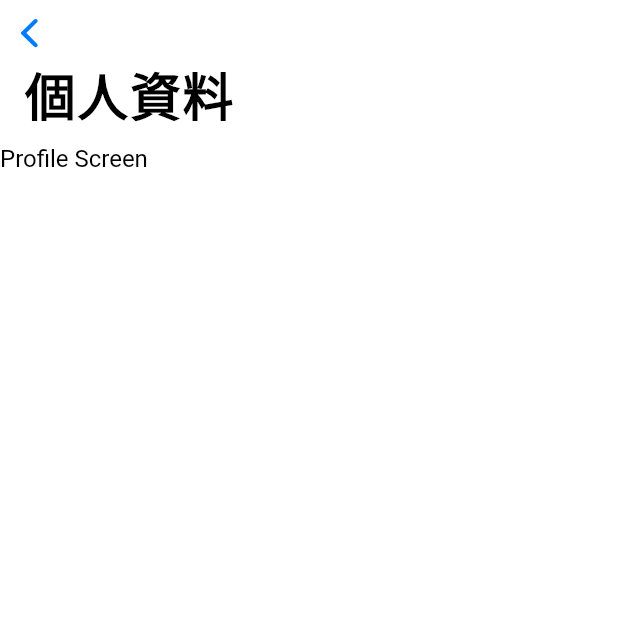
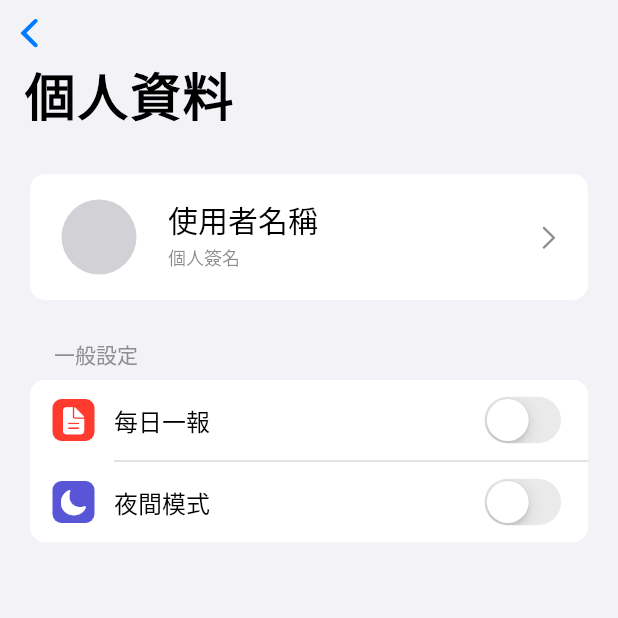
Before and after one commit to ChungHanLin/micro_news_tutorial, a Flutter app: the ProfileScreen screen opened directly, on a phone screen of 412 x 824 dp, the top half of it. Run offline on Flutter 3.47's test engine with Material 2 defaults, Android fonts, the phone set to English and light mode, and no system bars; our stand-ins replace firebase_auth, firebase_core, google_sign_in; accounts and stored records are empty; network calls fail; Roboto replaces fonts that are missing (GenSenRounded).

Commit message:
update: day21

```diff
--- a/lib/views/screens/profile_screen.dart
+++ b/lib/views/screens/profile_screen.dart
@@ -1,18 +1,83 @@
 import 'package:flutter/cupertino.dart';
+import 'package:micro_news_tutorial/views/widgets/profile_card.dart';
 
-class ProfileScreen extends StatelessWidget {
+class ProfileScreen extends StatefulWidget {
   const ProfileScreen({super.key});
 
   @override
+  State<ProfileScreen> createState() => _ProfileScreenState();
+}
+
+class _ProfileScreenState extends State<ProfileScreen> {
+  bool _isDailyReport = false;
+  bool _isDarkMode = false;
+
+  @override
   Widget build(BuildContext context) {
-    return const CupertinoPageScaffold(
+    return CupertinoPageScaffold(
+        backgroundColor: CupertinoColors.systemGroupedBackground,
         child: CustomScrollView(slivers: [
-      CupertinoSliverNavigationBar(
-          largeTitle: Text(
-            '個人資料',
+          const CupertinoSliverNavigationBar(
+            largeTitle: Text(
+              '個人資料',
+            ),
+            backgroundColor: CupertinoColors.systemGroupedBackground,
+            border: null,
           ),
-          backgroundColor: CupertinoColors.white),
-      SliverToBoxAdapter(child: Text('Profile Screen'))
-    ]));
+          SliverToBoxAdapter(
+              child: Column(
+            children: [
+              const ProfileCard(),
+              CupertinoListSection.insetGrouped(
+                header: const Padding(
+                  padding: EdgeInsets.fromLTRB(16, 0, 0, 0),
+                  child: Text('一般設定',
+                      style: TextStyle(
+                          fontSize: 14,
+                          color: CupertinoColors.systemGrey,
+                          fontWeight: FontWeight.w500)),
+                ),
+                children: [
+                  CupertinoListTile.notched(
+                      title: const Text('每日一報'),
+                      leading: DecoratedBox(
+                          decoration: BoxDecoration(
+                              borderRadius: BorderRadius.circular(6),
+                              color: CupertinoColors.systemRed),
+                          child: const Padding(
+                            padding: EdgeInsets.all(4),
+                            child: Icon(CupertinoIcons.doc_text_fill,
+                                color: CupertinoColors.white, size: 20),
+                          )),
+                      trailing: CupertinoSwitch(
+                          value: _isDailyReport,
+                          onChanged: (bool? value) {
+                            setState(() {
+                              _isDailyReport = value!;
+                            });
+                          })),
+                  CupertinoListTile.notched(
+                      title: const Text('夜間模式'),
+                      leading: DecoratedBox(
+                          decoration: BoxDecoration(
+                              borderRadius: BorderRadius.circular(6),
+                              color: CupertinoColors.systemIndigo),
+                          child: const Padding(
+                            padding: EdgeInsets.all(4),
+                            child: Icon(CupertinoIcons.moon_fill,
+                                color: CupertinoColors.white, size: 20),
+                          )),
+                      trailing: CupertinoSwitch(
+                          value: _isDarkMode,
+                          onChanged: (bool? value) {
+                            setState(() {
+                              _isDarkMode = value!;
+                            });
+                          })),
+                ],
+              ),
+            ],
+          )),
+        ]));
   }
 }
--- /dev/null
+++ b/lib/views/widgets/profile_card.dart
@@ -0,0 +1,28 @@
+import 'package:flutter/cupertino.dart';
+
+class ProfileCard extends StatelessWidget {
+  const ProfileCard({super.key});
+
+  @override
+  Widget build(BuildContext context) {
+    return CupertinoListSection.insetGrouped(
+      children: [
+        CupertinoListTile(
+            title: const Text('使用者名稱',
+                style: TextStyle(fontSize: 20, height: 1.2)),
+            subtitle: const Text('個人簽名'),
+            padding: const EdgeInsets.symmetric(vertical: 12, horizontal: 16),
+            leadingSize: 60,
+            leading: Container(
+              width: 50,
+              height: 50,
+              decoration: const BoxDecoration(
+                  shape: BoxShape.circle, color: CupertinoColors.systemGrey4),
+            ),
+            trailing: const Icon(CupertinoIcons.right_chevron,
+                size: 20, color: CupertinoColors.systemGrey),
+            onTap: () async {}),
+      ],
+    );
+  }
+}
```
Also changed, not shown: lib/repositories/news_post.dart (+14 -3 lines), lib/views/screens/result_screen.dart (+30 -9 lines), lib/views/widgets/news_category_button.dart (+10 -2 lines), lib/views/widgets/news_source_grid_button.dart (+9 -1 lines), lib/views/widgets/news_source_row_button.dart (+9 -2 lines).
